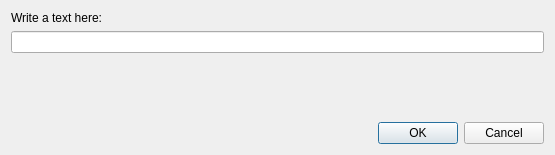
This is ui/ui_hello_world.ui in dabachma/promaides_gis_tools as Qt 5 draws it before an edit. The edited form follows.
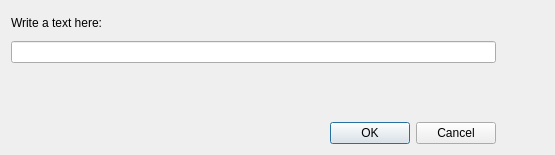
This is the edited form. Icons and pictures are not drawn.

Commit message: Add some tool tips to the crossetion tool, the help button to DAM-export and HelloWorld and I made some changes to the about-text

Diff of the .ui file:
```diff
--- a/ui/ui_hello_world.ui
+++ b/ui/ui_hello_world.ui
@@ -37,8 +37,31 @@
   <property name="modal">
    <bool>false</bool>
   </property>
-  <layout class="QVBoxLayout" name="verticalLayout">
-   <item>
+  <layout class="QGridLayout" name="gridLayout">
+   <item row="4" column="0">
+    <widget class="QDialogButtonBox" name="button_box">
+     <property name="orientation">
+      <enum>Qt::Horizontal</enum>
+     </property>
+     <property name="standardButtons">
+      <set>QDialogButtonBox::Cancel|QDialogButtonBox::Ok</set>
+     </property>
+    </widget>
+   </item>
+   <item row="3" column="0">
+    <spacer name="verticalSpacer">
+     <property name="orientation">
+      <enum>Qt::Vertical</enum>
+     </property>
+     <property name="sizeHint" stdset="0">
+      <size>
+       <width>20</width>
+       <height>40</height>
+      </size>
+     </property>
+    </spacer>
+   </item>
+   <item row="0" column="0">
     <widget class="QLabel" name="label_2">
      <property name="minimumSize">
       <size>
@@ -54,7 +77,7 @@
      </property>
     </widget>
    </item>
-   <item>
+   <item row="2" column="0">
     <layout class="QHBoxLayout" name="horizontalLayout">
      <item>
       <widget class="QLineEdit" name="lineEdit_1">
@@ -69,26 +92,38 @@
      </item>
     </layout>
    </item>
-   <item>
-    <spacer name="verticalSpacer">
-     <property name="orientation">
-      <enum>Qt::Vertical</enum>
-     </property>
-     <property name="sizeHint" stdset="0">
+   <item row="0" column="1">
+    <widget class="QPushButton" name="HelpButton">
+     <property name="maximumSize">
       <size>
-       <width>20</width>
-       <height>40</height>
+       <width>80</width>
+       <height>50</height>
       </size>
      </property>
-    </spacer>
-   </item>
-   <item>
-    <widget class="QDialogButtonBox" name="button_box">
-     <property name="orientation">
-      <enum>Qt::Horizontal</enum>
+     <property name="styleSheet">
+      <string notr="true">QPushButton {
+    color: #333;
+    border: 0px solid #555;
+    border-radius: 0px;
+    border-style: outset;
+    background: transparent;
+    padding: 5px;
+    }
+
+</string>
      </property>
-     <property name="standardButtons">
-      <set>QDialogButtonBox::Cancel|QDialogButtonBox::Ok</set>
+     <property name="text">
+      <string/>
+     </property>
+     <property name="icon">
+      <iconset>
+       <normaloff>../icons/HelpButton.png</normaloff>../icons/HelpButton.png</iconset>
+     </property>
+     <property name="iconSize">
+      <size>
+       <width>25</width>
+       <height>25</height>
+      </size>
      </property>
     </widget>
    </item>
```
The commit also changes 6 other files.
